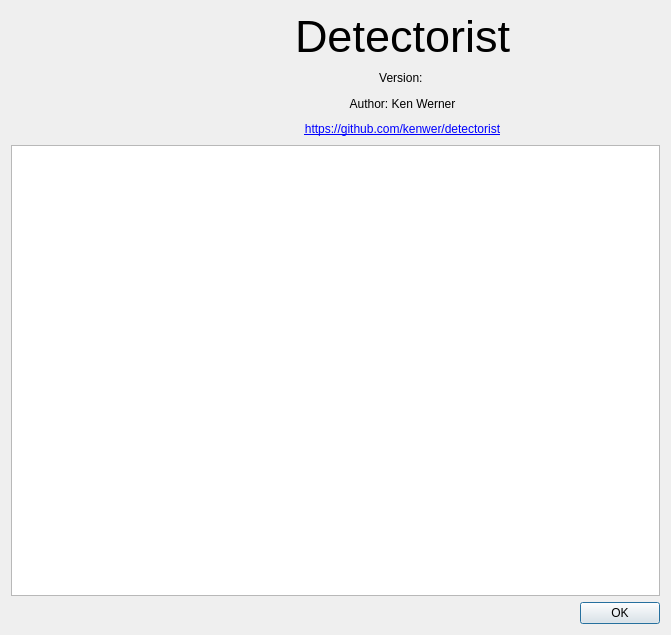
Above: src/detectorist/about_dialog.ui from kenwer/detectorist before the change. Below: the same form after it.
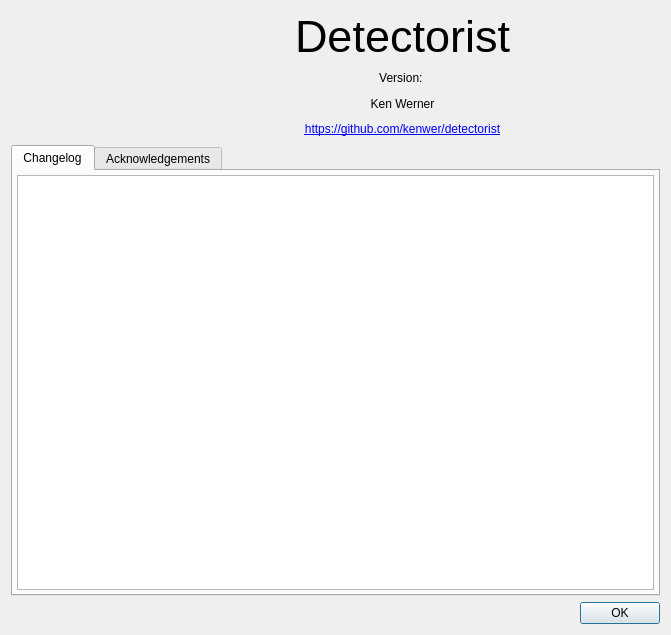
That is the form after the change. Icons and pictures are not drawn.

Commit message: Add Acknowledgements tab to the about dialog

Patch:
```diff
--- a/src/detectorist/about_dialog.ui
+++ b/src/detectorist/about_dialog.ui
@@ -82,7 +82,7 @@
        <item>
         <widget class="QLabel" name="author_label">
          <property name="text">
-          <string>Author: Ken Werner</string>
+          <string>Ken Werner</string>
          </property>
          <property name="alignment">
           <set>Qt::AlignmentFlag::AlignCenter</set>
@@ -107,7 +107,63 @@
     </layout>
    </item>
    <item>
-    <widget class="QTextBrowser" name="changelog_text_browser"/>
+    <widget class="QTabWidget" name="tab_widget">
+     <property name="currentIndex">
+      <number>0</number>
+     </property>
+     <widget class="QWidget" name="changelog_tab">
+      <attribute name="title">
+       <string>Changelog</string>
+      </attribute>
+      <layout class="QVBoxLayout" name="changelog_tab_layout">
+       <property name="leftMargin">
+        <number>4</number>
+       </property>
+       <property name="topMargin">
+        <number>4</number>
+       </property>
+       <property name="rightMargin">
+        <number>4</number>
+       </property>
+       <property name="bottomMargin">
+        <number>4</number>
+       </property>
+       <item>
+        <widget class="QTextBrowser" name="changelog_text_browser">
+         <property name="openExternalLinks">
+          <bool>true</bool>
+         </property>
+        </widget>
+       </item>
+      </layout>
+     </widget>
+     <widget class="QWidget" name="acknowledgements_tab">
+      <attribute name="title">
+       <string>Acknowledgements</string>
+      </attribute>
+      <layout class="QVBoxLayout" name="acknowledgements_tab_layout">
+       <property name="leftMargin">
+        <number>4</number>
+       </property>
+       <property name="topMargin">
+        <number>4</number>
+       </property>
+       <property name="rightMargin">
+        <number>4</number>
+       </property>
+       <property name="bottomMargin">
+        <number>4</number>
+       </property>
+       <item>
+        <widget class="QTextBrowser" name="acknowledgements_text_browser">
+         <property name="openExternalLinks">
+          <bool>true</bool>
+         </property>
+        </widget>
+       </item>
+      </layout>
+     </widget>
+    </widget>
    </item>
    <item>
     <widget class="QDialogButtonBox" name="button_box">
```
The commit also changes 4 other files.
